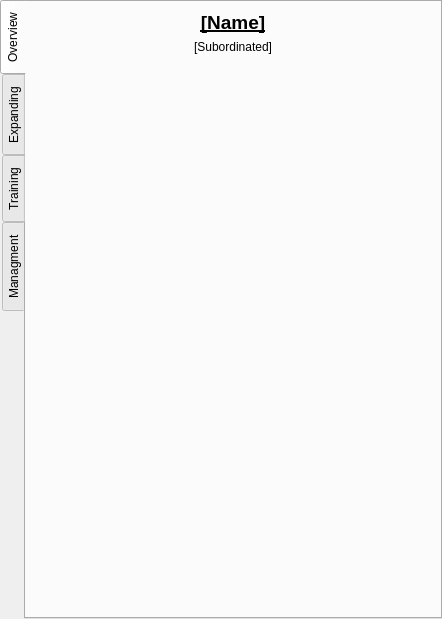
This is source/badziaha/forms/city_widget.ui in Mikalai/punk_project_a as Qt 5 draws it before an edit. The edited form follows.
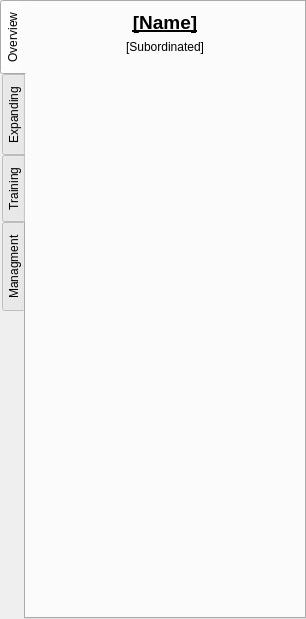
This is the edited form. The open tabs and pages were chosen to show the change. Icons and pictures are not drawn.

Diff of the .ui file:
```diff
--- a/source/badziaha/forms/city_widget.ui
+++ b/source/badziaha/forms/city_widget.ui
@@ -6,7 +6,7 @@
    <rect>
     <x>0</x>
     <y>0</y>
-    <width>442</width>
+    <width>306</width>
     <height>619</height>
    </rect>
   </property>
```
Left out of the diff: 4 changed lines with no effect on the pictures.
